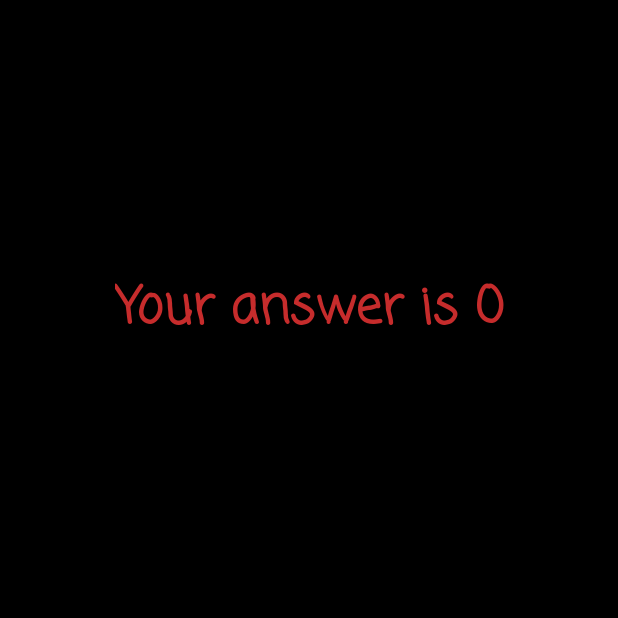
After one commit to IsaacKohl/Calculator, an Android app: the CalculatorActivity screen opened directly, with no data from a screen before it, on a phone screen of 412 x 824 dp, the top half of it. The commit adds this screen. Run offline under Robolectric (Android 15) with nearby library versions, the phone set to English and light mode, and no system bars.

Commit message:
Created the calculator App

```diff
--- a/app/src/main/AndroidManifest.xml
+++ b/app/src/main/AndroidManifest.xml
@@ -13,6 +13,9 @@
         android:theme="@style/Theme.Calculator"
         tools:targetApi="31">
         <activity
+            android:name=".CalculatorActivity"
+            android:exported="false" />
+        <activity
             android:name=".MainActivity"
             android:exported="true">
             <intent-filter>
--- /dev/null
+++ b/app/src/main/java/com/cs407/calculator/CalculatorActivity.java
@@ -0,0 +1,22 @@
+package com.cs407.calculator;
+
+import androidx.appcompat.app.AppCompatActivity;
+
+import android.content.Intent;
+import android.os.Bundle;
+import android.widget.TextView;
+
+public class CalculatorActivity extends AppCompatActivity {
+    TextView textView;
+    @Override
+    protected void onCreate(Bundle savedInstanceState) {
+        super.onCreate(savedInstanceState);
+        setContentView(R.layout.activity_calculator);
+        textView = (TextView) findViewById(R.id.textView2);
+        Intent intent =getIntent();
+        //String i = intent.getStringExtra("result");
+        int p = intent.getIntExtra("result", 0);
+
+        textView.setText("Your answer is "+p);
+    }
+}
--- /dev/null
+++ b/app/src/main/res/layout/activity_calculator.xml
@@ -0,0 +1,23 @@
+<?xml version="1.0" encoding="utf-8"?>
+<androidx.constraintlayout.widget.ConstraintLayout xmlns:android="http://schemas.android.com/apk/res/android"
+    xmlns:app="http://schemas.android.com/apk/res-auto"
+    xmlns:tools="http://schemas.android.com/tools"
+    android:layout_width="match_parent"
+    android:layout_height="match_parent"
+    android:background="@color/black"
+    tools:context=".CalculatorActivity">
+
+    <TextView
+        android:id="@+id/textView2"
+        android:layout_width="wrap_content"
+        android:layout_height="wrap_content"
+        android:layout_marginTop="180dp"
+        android:fontFamily="casual"
+        android:text="TextView"
+        android:textColor="#C62C2C"
+        android:textSize="34sp"
+        android:textStyle="bold"
+        app:layout_constraintEnd_toEndOf="parent"
+        app:layout_constraintStart_toStartOf="parent"
+        app:layout_constraintTop_toTopOf="parent" />
+</androidx.constraintlayout.widget.ConstraintLayout>
```
Also changed, not shown: app/src/main/java/com/cs407/calculator/MainActivity.java (+61 -0 lines), app/src/main/res/layout/activity_main.xml (+63 -39 lines).
